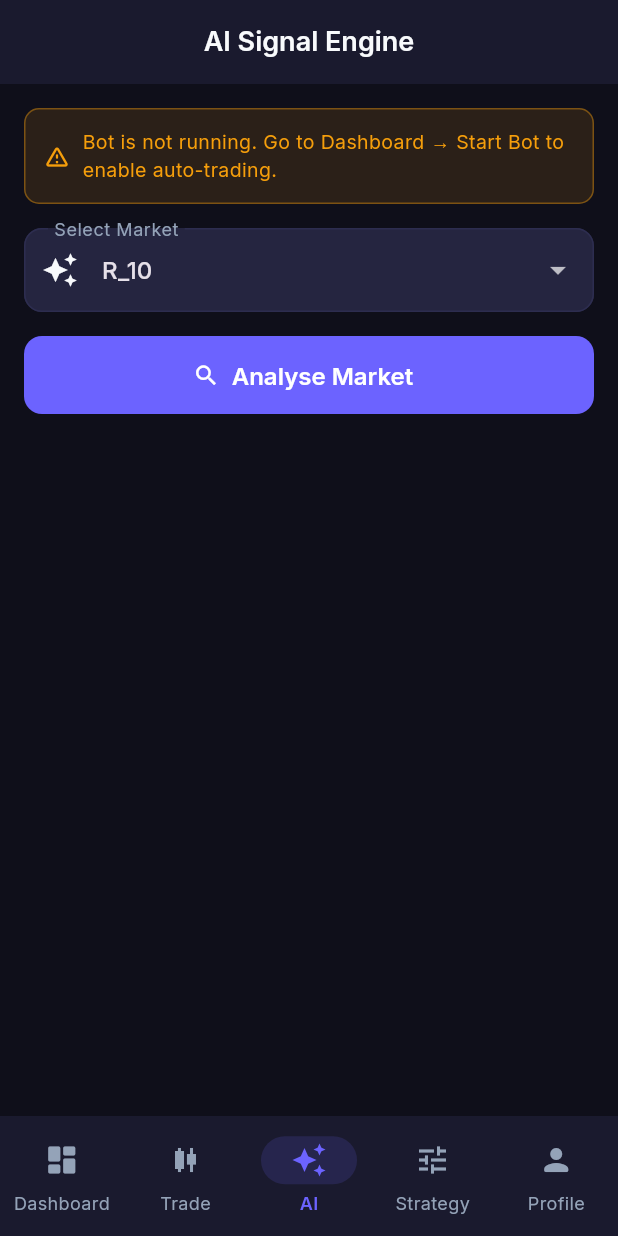
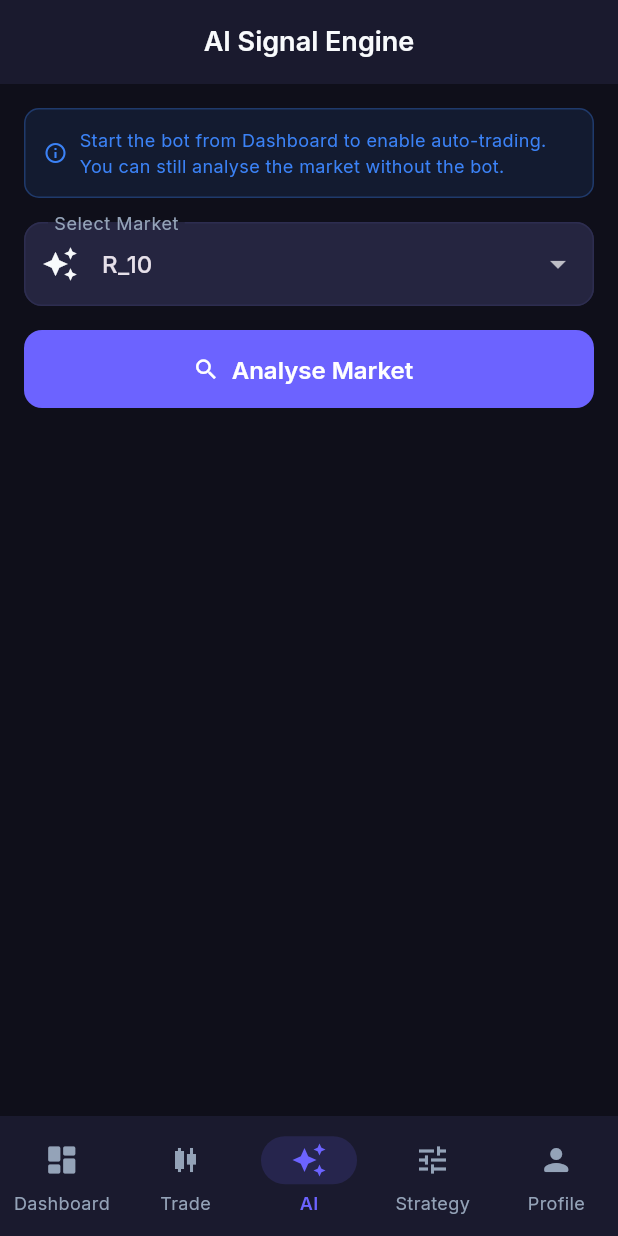
Before and after one commit to Gerald-bit0rgb/deriv-trading-platform, a Flutter app: the AiScreen screen opened by its route, on a phone screen of 412 x 824 dp. Run offline on Flutter 3.47's test engine with Material 3 defaults, Android fonts, the phone set to English and light mode, and no system bars; our stand-ins replace dio, fl_chart, flutter_animate, flutter_local_notifications, flutter_riverpod, flutter_secure_storage and 4 more; missing offline and left inert: flutter_background_service; accounts and stored records are empty.

Commit message:
Fix bot trading - better candle logging, fix AI screen banner, fix candles fetch

```diff
--- a/frontend/lib/presentation/screens/ai/ai_screen.dart
+++ b/frontend/lib/presentation/screens/ai/ai_screen.dart
@@ -44,21 +44,6 @@ class _AiScreenState extends ConsumerState<AiScreen> {
   }
 
   Future<void> _autoTrade() async {
-    // Check bot status first
-    final botStatus = ref.read(botStatusProvider);
-    if (botStatus != 'running') {
-      if (mounted) {
-        ScaffoldMessenger.of(context).showSnackBar(const SnackBar(
-          content: Text(
-            'Bot is not running. Go to Dashboard → tap Start Bot first.',
-          ),
-          backgroundColor: AppColors.warning,
-          duration: Duration(seconds: 4),
-        ));
-      }
-      return;
-    }
-
     setState(() => _isAutoTrading = true);
     try {
       final result = await ref.read(aiServiceProvider).autoTrade(
@@ -81,7 +66,7 @@ class _AiScreenState extends ConsumerState<AiScreen> {
         final msg = e.toString();
         String friendly;
         if (msg.contains('400') || msg.contains('trading session')) {
-          friendly = 'Bot not running. Go to Dashboard → Start Bot first.';
+          friendly = 'Bot not running on server.\nGo to Dashboard → Stop Bot → Start Bot again.';
         } else if (msg.contains('500')) {
           friendly = 'Server error. Please try again.';
         } else {
@@ -90,7 +75,7 @@ class _AiScreenState extends ConsumerState<AiScreen> {
         ScaffoldMessenger.of(context).showSnackBar(SnackBar(
           content: Text(friendly),
           backgroundColor: AppColors.danger,
-          duration: const Duration(seconds: 4),
+          duration: const Duration(seconds: 5),
         ));
       }
     } finally {
@@ -108,26 +93,25 @@ class _AiScreenState extends ConsumerState<AiScreen> {
       body: ListView(
         padding: const EdgeInsets.all(16),
         children: [
-          // ── Bot status banner ─────────────────────────────────────────────
-          if (!isRunning)
+          // ── Bot status banner — only show if clearly stopped ──────────────
+          if (botStatus == 'stopped' || botStatus == 'error')
             Container(
               padding: const EdgeInsets.all(12),
               margin: const EdgeInsets.only(bottom: 16),
               decoration: BoxDecoration(
-                color: AppColors.warning.withOpacity(0.12),
+                color: AppColors.info.withOpacity(0.1),
                 borderRadius: BorderRadius.circular(10),
-                border: Border.all(color: AppColors.warning.withOpacity(0.4)),
+                border: Border.all(color: AppColors.info.withOpacity(0.3)),
               ),
               child: const Row(
                 children: [
-                  Icon(Icons.warning_amber_rounded,
-                      color: AppColors.warning, size: 18),
+                  Icon(Icons.info_outline, color: AppColors.info, size: 16),
                   SizedBox(width: 8),
                   Expanded(
                     child: Text(
-                      'Bot is not running. Go to Dashboard → Start Bot to enable auto-trading.',
-                      style: TextStyle(
-                          color: AppColors.warning, fontSize: 13),
+                      'Start the bot from Dashboard to enable auto-trading. '
+                      'You can still analyse the market without the bot.',
+                      style: TextStyle(color: AppColors.info, fontSize: 12),
                     ),
                   ),
                 ],
```
Also changed, not shown: 2 other files.
